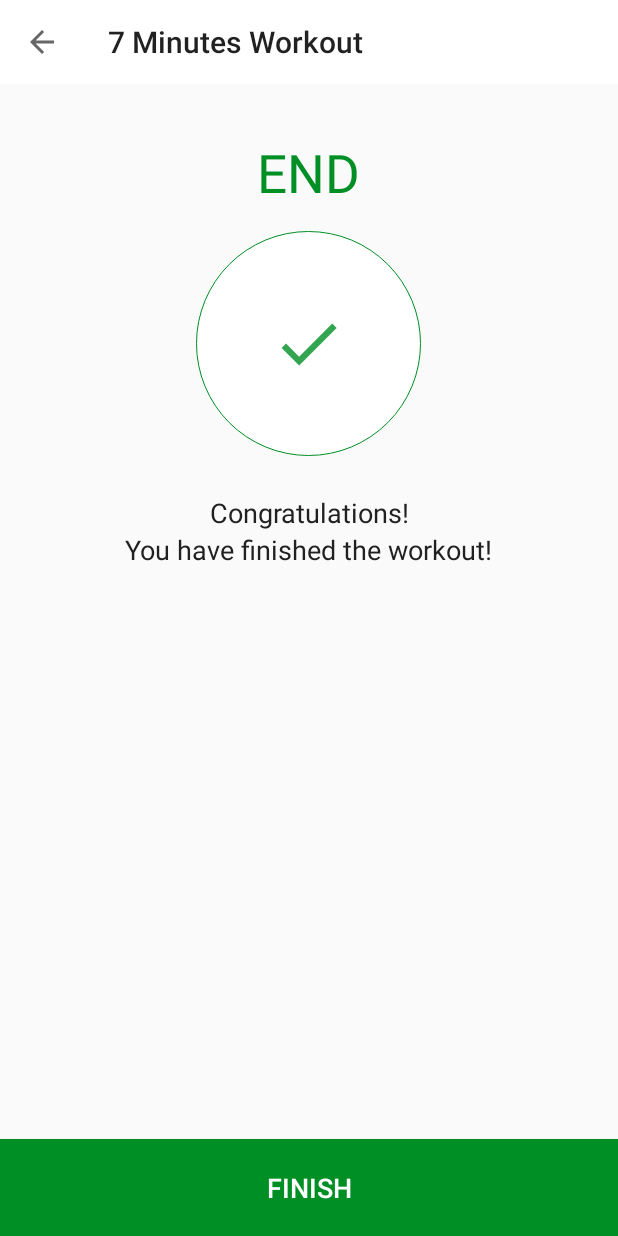
After one commit to Hrugved/SevenMinuteWorkoutAPP, an Android app: the FinishActivity screen opened directly, with no data from a screen before it, on a phone screen of 412 x 824 dp. The commit adds this screen. Run offline under Robolectric (Android 15) with nearby library versions, the phone set to English and light mode, and no system bars.

Commit message:
Add finish finish activity

```diff
--- a/app/src/main/AndroidManifest.xml
+++ b/app/src/main/AndroidManifest.xml
@@ -9,9 +9,13 @@
         android:roundIcon="@mipmap/ic_launcher_round"
         android:supportsRtl="true"
         android:theme="@style/AppTheme">
-        <activity android:name=".ExerciseActivity"
+        <activity android:name=".FinishActivity"
             android:screenOrientation="portrait"
             android:theme="@style/Theme.AppCompat.Light.NoActionBar"></activity>
+        <activity
+            android:name=".ExerciseActivity"
+            android:screenOrientation="portrait"
+            android:theme="@style/Theme.AppCompat.Light.NoActionBar" />
         <activity
             android:name=".MainActivity"
             android:screenOrientation="portrait"
--- a/app/src/main/java/com/example/a7minuteworkout/ExerciseActivity.kt
+++ b/app/src/main/java/com/example/a7minuteworkout/ExerciseActivity.kt
@@ -1,5 +1,6 @@
 package com.example.a7minuteworkout
 
+import android.content.Intent
 import android.media.MediaPlayer
 import androidx.appcompat.app.AppCompatActivity
 import android.os.Bundle
@@ -19,6 +20,7 @@ class ExerciseActivity : AppCompatActivity(), TextToSpeech.OnInitListener {
 
     private var restTimer: CountDownTimer? = null
     private var restProgress = 0
+    private var restTimerDuration: Long = 10
 
     private var exerciseTimer: CountDownTimer? = null
     private var exerciseProgress = 0
@@ -70,7 +72,7 @@ class ExerciseActivity : AppCompatActivity(), TextToSpeech.OnInitListener {
 
     private fun setRestProgressBar() {
         progressBar.progress = restProgress
-        restTimer = object:CountDownTimer(10000,1000) {
+        restTimer = object:CountDownTimer(restTimerDuration*1000,1000) {
             override fun onTick(millisUntilFinished: Long) {
                 restProgress++
                 progressBar.progress = 10-restProgress
@@ -121,7 +123,9 @@ class ExerciseActivity : AppCompatActivity(), TextToSpeech.OnInitListener {
                     exerciseAdapter!!.notifyDataSetChanged()
                     setupRestView()
                 } else {
-                    Toast.makeText(this@ExerciseActivity,"Workout finished",Toast.LENGTH_SHORT).show()
+                    finish()
+                    val intent = Intent(this@ExerciseActivity,FinishActivity::class.java)
+                    startActivity(intent)
                 }
             }
         }.start()
--- /dev/null
+++ b/app/src/main/java/com/example/a7minuteworkout/FinishActivity.kt
@@ -0,0 +1,23 @@
+package com.example.a7minuteworkout
+
+import androidx.appcompat.app.AppCompatActivity
+import android.os.Bundle
+import kotlinx.android.synthetic.main.activity_finish.*
+
+class FinishActivity : AppCompatActivity() {
+    override fun onCreate(savedInstanceState: Bundle?) {
+        super.onCreate(savedInstanceState)
+        setContentView(R.layout.activity_finish)
+        setSupportActionBar(toolbar_finish_activty)
+        val actionBar = supportActionBar
+        if(actionBar!=null) {
+            actionBar.setDisplayHomeAsUpEnabled(true)
+        }
+        toolbar_finish_activty.setNavigationOnClickListener {
+            onBackPressed()
+        }
+        btnFinish.setOnClickListener{
+            finish()
+        }
+    }
+}
--- /dev/null
+++ b/app/src/main/res/layout/activity_finish.xml
@@ -0,0 +1,75 @@
+<?xml version="1.0" encoding="utf-8"?>
+<LinearLayout xmlns:android="http://schemas.android.com/apk/res/android"
+    xmlns:app="http://schemas.android.com/apk/res-auto"
+    xmlns:tools="http://schemas.android.com/tools"
+    android:layout_width="match_parent"
+    android:layout_height="match_parent"
+    android:orientation="vertical"
+    tools:context=".FinishActivity"
+    android:gravity="center_horizontal">
+
+    <androidx.appcompat.widget.Toolbar
+        android:id="@+id/toolbar_finish_activty"
+        android:layout_width="match_parent"
+        android:layout_height="?android:attr/actionBarSize"
+        android:background="@color/white"/>
+
+    <TextView
+        android:id="@+id/tvEnd"
+        android:layout_width="wrap_content"
+        android:layout_height="wrap_content"
+        android:text="END"
+        android:textColor="@color/colorAccent"
+        android:layout_marginTop="35dp"
+        android:textSize="35sp" />
+
+    <LinearLayout
+        android:layout_width="150dp"
+        android:layout_height="150dp"
+        android:layout_marginTop="15dp"
+        android:background="@drawable/item_circular_thin_color_accent_border"
+        android:gravity="center">
+
+        <ImageView
+            android:layout_width="50dp"
+            android:layout_height="50dp"
+            android:contentDescription="@string/image"
+            android:background="@drawable/ic_action_done"/>
+
+    </LinearLayout>
+
+
+    <TextView
+        android:layout_width="wrap_content"
+        android:layout_height="wrap_content"
+        android:layout_marginTop="25dp"
+        android:text="Congratulations!"
+        android:textColor="#212121"
+        android:textSize="18sp"
+        android:textAlignment="center"/>
+
+    <TextView
+        android:layout_width="wrap_content"
+        android:layout_height="wrap_content"
+        android:text="You have finished the workout!"
+        android:textColor="#212121"
+        android:textSize="18sp"
+        android:textAlignment="center"/>
+
+    <LinearLayout
+        android:layout_width="match_parent"
+        android:layout_height="0dp"
+        android:layout_weight="1">
+    <Button
+        android:id="@+id/btnFinish"
+        android:layout_width="match_parent"
+        android:layout_height="wrap_content"
+        android:padding="20dp"
+        android:layout_gravity="bottom"
+        android:background="@color/colorAccent"
+        android:text="FINISH"
+        android:textColor="@color/white"
+        android:textSize="18sp" />
+    </LinearLayout>
+
+</LinearLayout>
```
